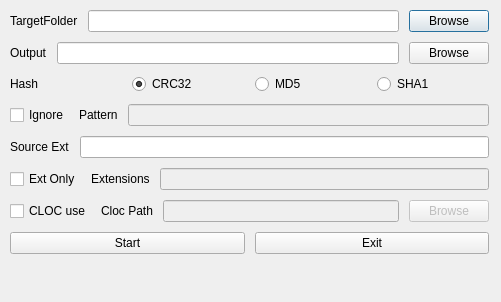
This is fir/qt4/MainDlg.ui in ppiazi/FilesInfoReader as Qt 5 draws it before an edit. The edited form follows.
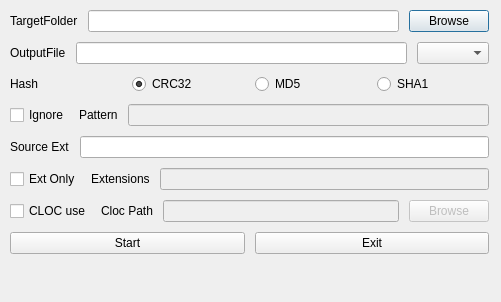
This is the edited form.

Diff of the .ui file:
```diff
--- a/fir/qt4/MainDlg.ui
+++ b/fir/qt4/MainDlg.ui
@@ -64,7 +64,7 @@
       <item>
        <widget class="QLabel" name="label_3">
         <property name="text">
-         <string>Output</string>
+         <string>OutputFile</string>
         </property>
        </widget>
       </item>
@@ -76,11 +76,7 @@
        </widget>
       </item>
       <item>
-       <widget class="QPushButton" name="BtnOutputBrowse">
-        <property name="text">
-         <string>Browse</string>
-        </property>
-       </widget>
+       <widget class="QComboBox" name="ComboOutputType"/>
       </item>
      </layout>
     </item>
```
